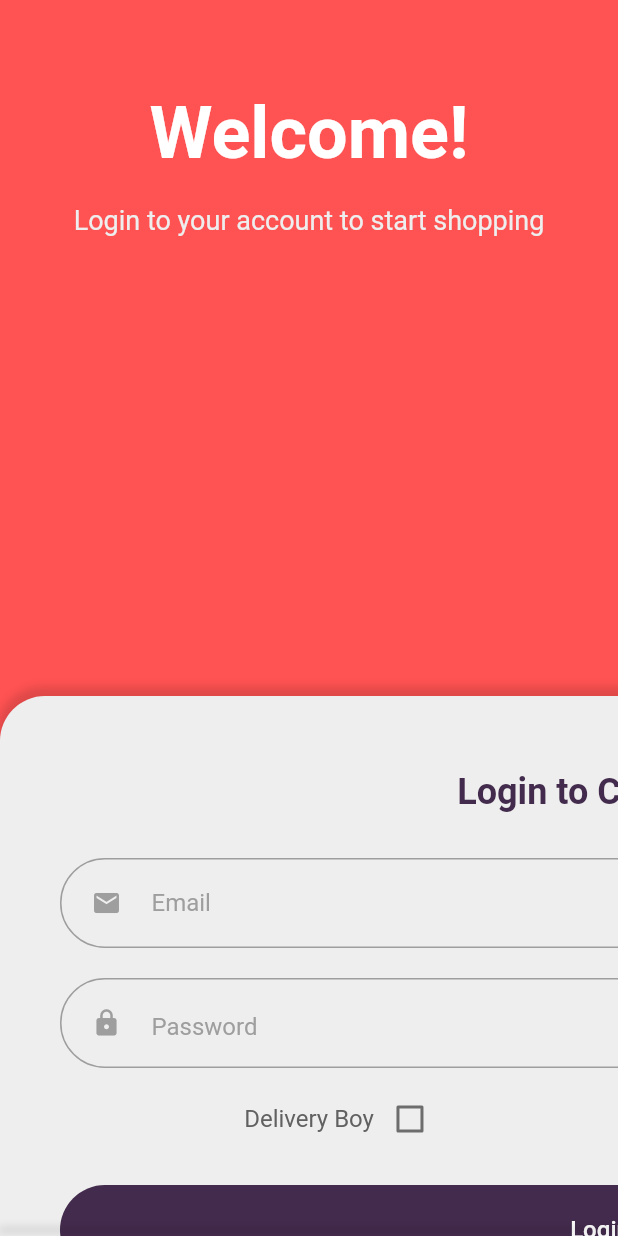
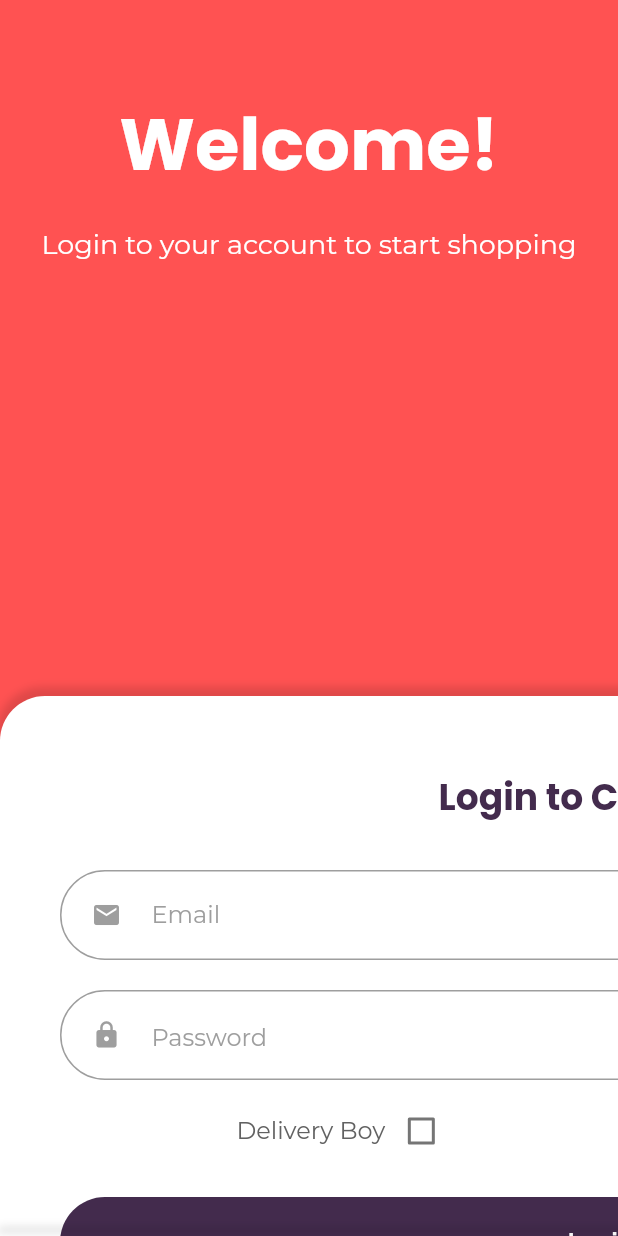
Before and after one commit to Fast-n-fresh/fast-n-fresh-app, a Flutter app: the HomePage screen opened directly, after a tap on the "logout" icon, on a phone screen of 412 x 824 dp. Run offline on Flutter 3.47's test engine with Material 2 defaults, Android fonts, the light colour scheme and no system bars; our stand-ins replace email_validator, flutter_svg, google_fonts, shared_preferences, toast; accounts and stored records are empty.

Commit message:
Added Google Fonts

```diff
--- a/lib/pages/home_page.dart
+++ b/lib/pages/home_page.dart
@@ -1,4 +1,5 @@
 import 'package:flutter/material.dart';
+import 'package:google_fonts/google_fonts.dart';
 import 'package:natures_delicacies/pages/user_login_register.dart';
 import 'package:shared_preferences/shared_preferences.dart';
 
@@ -27,7 +28,10 @@ class _HomePageState extends State<HomePage> {
           },
         ),
         body: Center(
-          child: Text('Home Page'),
+          child: Text(
+            'Home Page',
+            style: GoogleFonts.montserrat(),
+          ),
         ),
       ),
     );
--- a/lib/pages/onboarding.dart
+++ b/lib/pages/onboarding.dart
@@ -1,5 +1,6 @@
 import 'package:flutter/material.dart';
 import 'package:flutter_svg/flutter_svg.dart';
+import 'package:google_fonts/google_fonts.dart';
 import 'package:natures_delicacies/models/onboarding_model.dart';
 import 'package:natures_delicacies/pages/user_login_register.dart';
 import 'package:shared_preferences/shared_preferences.dart';
@@ -58,7 +59,7 @@ class _OnboardingState extends State<Onboarding> {
                         ),
                         Text(
                           onboardingContent[i].title,
-                          style: TextStyle(
+                          style: GoogleFonts.poppins(
                             fontSize: 30,
                             fontWeight: FontWeight.bold,
                           ),
@@ -69,7 +70,7 @@ class _OnboardingState extends State<Onboarding> {
                         Text(
                           onboardingContent[i].description,
                           textAlign: TextAlign.center,
-                          style: TextStyle(
+                          style: GoogleFonts.montserrat(
                             fontSize: 18,
                             color: Colors.grey,
                           ),
@@ -99,8 +100,10 @@ class _OnboardingState extends State<Onboarding> {
                 currentindex == onboardingContent.length - 1
                     ? 'Continue'
                     : 'Next',
-                style: TextStyle(
+                style: GoogleFonts.raleway(
                   color: Colors.white,
+                  fontWeight: FontWeight.w700,
+                  fontSize: 16,
                 ),
               ),
               onPressed: () async {
--- a/lib/pages/user_login_register.dart
+++ b/lib/pages/user_login_register.dart
@@ -3,6 +3,7 @@ import 'dart:ui';
 import 'package:email_validator/email_validator.dart';
 import 'package:flutter/cupertino.dart';
 import 'package:flutter/material.dart';
+import 'package:google_fonts/google_fonts.dart';
 import 'package:natures_delicacies/models/user_login.dart';
 import 'package:natures_delicacies/models/user_register.dart';
 import 'package:natures_delicacies/network/networking.dart';
@@ -99,7 +100,7 @@ class _UserLoginRegisterState extends State<UserLoginRegister> {
                     ),
                     Text(
                       'Welcome!',
-                      style: TextStyle(
+                      style: GoogleFonts.poppins(
                         fontSize: 48,
                         fontWeight: FontWeight.bold,
                         color: Colors.white,
@@ -110,10 +111,10 @@ class _UserLoginRegisterState extends State<UserLoginRegister> {
                     ),
                     Text(
                       'Login to your account to start shopping',
-                      style: TextStyle(
+                      style: GoogleFonts.montserrat(
                         fontSize: 18,
                         fontWeight: FontWeight.normal,
-                        color: Colors.grey[200],
+                        color: Colors.white,
                       ),
                     ),
                     SizedBox(
@@ -145,7 +146,7 @@ class _UserLoginRegisterState extends State<UserLoginRegister> {
                         topLeft: Radius.circular(30),
                         topRight: Radius.circular(30),
                       ),
-                      color: Colors.grey[200],
+                      color: Colors.white,
                     ),
                     child: SingleChildScrollView(
                       child: Column(
@@ -156,7 +157,7 @@ class _UserLoginRegisterState extends State<UserLoginRegister> {
                             padding: EdgeInsets.only(top: 50, bottom: 20),
                             child: Text(
                               'Login to Continue',
-                              style: TextStyle(
+                              style: GoogleFonts.poppins(
                                 color: Theme.of(context).buttonColor,
                                 fontSize: 24,
                                 fontWeight: FontWeight.bold,
@@ -169,7 +170,7 @@ class _UserLoginRegisterState extends State<UserLoginRegister> {
                             margin: EdgeInsets.symmetric(
                                 vertical: 10, horizontal: 40),
                             decoration: BoxDecoration(
-                              color: Colors.grey[200],
+                              color: Colors.white,
                               border: Border.all(
                                 color: Colors.grey,
                               ),
@@ -187,11 +188,13 @@ class _UserLoginRegisterState extends State<UserLoginRegister> {
                                 ),
                                 Expanded(
                                   child: TextField(
+                                    textCapitalization: TextCapitalization.none,
+                                    style: GoogleFonts.montserrat(),
                                     controller: loginEmailController,
                                     decoration: InputDecoration(
                                       border: InputBorder.none,
                                       hintText: 'Email',
-                                      hintStyle: TextStyle(
+                                      hintStyle: GoogleFonts.montserrat(
                                         color: Colors.grey,
                                       ),
                                     ),
@@ -206,7 +209,7 @@ class _UserLoginRegisterState extends State<UserLoginRegister> {
                             margin: EdgeInsets.symmetric(
                                 vertical: 10, horizontal: 40),
                             decoration: BoxDecoration(
-                              color: Colors.grey[200],
+                              color: Colors.white,
                               border: Border.all(
                                 color: Colors.grey,
                               ),
@@ -225,13 +228,15 @@ class _UserLoginRegisterState extends State<UserLoginRegister> {
                                 ),
                                 Expanded(
                                   child: TextField(
+                                    textCapitalization: TextCapitalization.none,
+                                    style: GoogleFonts.montserrat(),
                                     textAlignVertical: TextAlignVertical.center,
                                     controller: loginPasswordController,
                                     obscureText: _isLoginPasswordHidden,
                                     decoration: InputDecoration(
                                       border: InputBorder.none,
                                       hintText: 'Password',
-                                      hintStyle: TextStyle(
+                                      hintStyle: GoogleFonts.montserrat(
                                         color: Colors.grey,
                                       ),
                                       suffix: Padding(
@@ -269,7 +274,7 @@ class _UserLoginRegisterState extends State<UserLoginRegister> {
                                   children: [
                                     Text(
                                       'Delivery Boy',
-                                      style: TextStyle(
+                                      style: GoogleFonts.montserrat(
                                         fontSize: 16,
                                         color: Colors.grey[700],
                                       ),
@@ -290,7 +295,7 @@ class _UserLoginRegisterState extends State<UserLoginRegister> {
                                   children: [
                                     Text(
                                       'Admin',
-                                      style: TextStyle(
+                                      style: GoogleFonts.montserrat(
                                         fontSize: 16,
                                         color: Colors.grey[700],
                                       ),
@@ -408,9 +413,10 @@ class _UserLoginRegisterState extends State<UserLoginRegister> {
                               },
                               child: Text(
                                 'Login',
-                                style: TextStyle(
+                                style: GoogleFonts.raleway(
                                   color: Colors.white,
                                   fontSize: 16,
+                                  fontWeight: FontWeight.w700,
                                 ),
                               ),
                               style: TextButton.styleFrom(
@@ -426,7 +432,9 @@ class _UserLoginRegisterState extends State<UserLoginRegister> {
                             children: [
                               Text(
                                 'Don\'t have an account?',
-                                style: TextStyle(fontSize: 18),
+                                style: GoogleFonts.montserrat(
+                                  fontSize: 18,
+                                ),
                               ),
                               TextButton(
                                 onPressed: () {
@@ -439,9 +447,9 @@ class _UserLoginRegisterState extends State<UserLoginRegister> {
                                 },
                                 child: Text(
                                   'REGISTER',
-                                  style: TextStyle(
+                                  style: GoogleFonts.montserrat(
                                     fontSize: 18,
-                                    fontWeight: FontWeight.bold,
+                                    fontWeight: FontWeight.w600,
                                   ),
                                 ),
                               )
@@ -467,7 +475,7 @@ class _UserLoginRegisterState extends State<UserLoginRegister> {
                     ),
                     Text(
                       'Register!',
-                      style: TextStyle(
+                      style: GoogleFonts.poppins(
                         fontSize: 48,
                         fontWeight: FontWeight.bold,
                         color: Colors.white,
@@ -478,10 +486,10 @@ class _UserLoginRegisterState extends State<UserLoginRegister> {
                     ),
                     Text(
                       'Sign up to continue',
-                      style: TextStyle(
+                      style: GoogleFonts.montserrat(
                         fontSize: 18,
                         fontWeight: FontWeight.normal,
-                        color: Colors.grey[200],
+                        color: Colors.white,
                       ),
                     ),
                     SizedBox(
@@ -513,7 +521,7 @@ class _UserLoginRegisterState extends State<UserLoginRegister> {
                         topLeft: Radius.circular(30),
                         topRight: Radius.circular(30),
                       ),
-                      color: Colors.grey[200],
+                      color: Colors.white,
                     ),
                     child: SingleChildScrollView(
                       child: Column(
@@ -524,38 +532,60 @@ class _UserLoginRegisterState extends State<UserLoginRegister> {
                             padding: EdgeInsets.only(top: 50, bottom: 20),
                             child: Text(
                               'Create a new account',
-                              style: TextStyle(
+                              style: GoogleFonts.poppins(
                                 color: Theme.of(context).buttonColor,
                                 fontSize: 24,
                                 fontWeight: FontWeight.bold,
                               ),
                             ),
                           ),
-                          buildTextField(context, 'First Name', Icons.person,
-                              TextInputType.name, registerFirstNameController),
-                          buildTextField(context, 'Last Name', Icons.person,
-                              TextInputType.name, registerLastNameController),
-                          buildTextField(context, 'Mobile Number', Icons.phone,
-                              TextInputType.phone, registerPhoneController),
+                          buildTextField(
+                            context,
+                            'First Name',
+                            Icons.person,
+                            TextInputType.name,
+                            registerFirstNameController,
+                            TextCapitalization.words,
+                          ),
+                          buildTextField(
+                            context,
+                            'Last Name',
+                            Icons.person,
+                            TextInputType.name,
+                            registerLastNameController,
+                            TextCapitalization.words,
+                          ),
+                          buildTextField(
+                            context,
+                            'Mobile Number',
+                            Icons.phone,
+                            TextInputType.phone,
+                            registerPhoneController,
+                            TextCapitalization.none,
+                          ),
                           buildTextField(
                             context,
                             'Username',
                             Icons.alternate_email,
                             TextInputType.name,
-                              registerUsernameController),
+                            registerUsernameController,
+                            TextCapitalization.words,
+                          ),
                           buildTextField(
                             context,
                             'Email',
                             Icons.mail,
                             TextInputType.emailAddress,
-                              registerEmailController),
+                            registerEmailController,
+                            TextCapitalization.none,
+                          ),
                           Container(
                             width: screenWidth,
                             height: 60,
                             margin: EdgeInsets.symmetric(
                                 vertical: 10, horizontal: 40),
                             decoration: BoxDecoration(
-                              color: Colors.grey[200],
+                              color: Colors.white,
                               border: Border.all(
                                 color: Colors.grey,
                               ),
@@ -574,12 +604,14 @@ class _UserLoginRegisterState extends State<UserLoginRegister> {
                                 ),
                                 Expanded(
                                   child: TextField(
+                                    textCapitalization: TextCapitalization.none,
+                                    style: GoogleFonts.montserrat(),
                                     controller: registerPasswordController,
                                     obscureText: _isRegisterPasswordHidden,
                                     decoration: InputDecoration(
                                       border: InputBorder.none,
                                       hintText: 'Password',
-                                      hintStyle: TextStyle(
+                                      hintStyle: GoogleFonts.montserrat(
                                         color: Colors.grey,
                                       ),
                                       suffix: Padding(
@@ -612,7 +644,7 @@ class _UserLoginRegisterState extends State<UserLoginRegister> {
                             margin: EdgeInsets.symmetric(
                                 vertical: 10, horizontal: 40),
                             decoration: BoxDecoration(
-                              color: Colors.grey[200],
+                              color: Colors.white,
                               border: Border.all(
                                 color: Colors.grey,
                               ),
@@ -625,12 +657,14 @@ class _UserLoginRegisterState extends State<UserLoginRegister> {
                                   width: 60,
                                   child: Icon(
                                     Icons.lock,
-                                    size: 30,
+                                    size: 20,
                                     color: Colors.grey,
                                   ),
                                 ),
                                 Expanded(
                                   child: TextField(
+                                    textCapitalization: TextCapitalization.none,
+                                    style: GoogleFonts.montserrat(),
                                     controller:
                                         registerConfirmPasswordController,
                                     obscureText:
@@ -638,7 +672,7 @@ class _UserLoginRegisterState extends State<UserLoginRegister> {
                                     decoration: InputDecoration(
                                       border: InputBorder.none,
                                       hintText: 'Confirm Password',
-                                      hintStyle: TextStyle(
+                                      hintStyle: GoogleFonts.montserrat(
                                         color: Colors.grey,
                                       ),
                                       suffix: Padding(
@@ -670,7 +704,9 @@ class _UserLoginRegisterState extends State<UserLoginRegister> {
                             'Address',
                             Icons.location_on_rounded,
                             TextInputType.streetAddress,
-                              registerAddressController),
+                            registerAddressController,
+                            TextCapitalization.sentences,
+                          ),
                           Container(
                             width: screenWidth,
                             height: 60,
@@ -780,8 +816,9 @@ class _UserLoginRegisterState extends State<UserLoginRegister> {
                               },
                               child: Text(
                                 'Register',
-                                style: TextStyle(
+                                style: GoogleFonts.raleway(
                                   color: Colors.white,
+                                  fontWeight: FontWeight.w700,
                                   fontSize: 16,
                                 ),
                               ),
@@ -798,7 +835,9 @@ class _UserLoginRegisterState extends State<UserLoginRegister> {
                             children: [
                               Text(
                                 'Already have an account?',
-                                style: TextStyle(fontSize: 18),
+                                style: GoogleFonts.montserrat(
+                                  fontSize: 18,
+                                ),
                               ),
                               TextButton(
                                 onPressed: () {
@@ -811,9 +850,9 @@ class _UserLoginRegisterState extends State<UserLoginRegister> {
                                 },
                                 child: Text(
                                   'LOGIN',
-                                  style: TextStyle(
+                                  style: GoogleFonts.montserrat(
                                     fontSize: 18,
-                                    fontWeight: FontWeight.bold,
+                                    fontWeight: FontWeight.w600,
                                   ),
                                 ),
                               )
@@ -835,14 +874,19 @@ class _UserLoginRegisterState extends State<UserLoginRegister> {
     );
   }
 
-  Container buildTextField(BuildContext context, String hint, IconData icon,
-      TextInputType type, TextEditingController controller) {
+  Container buildTextField(
+      BuildContext context,
+      String hint,
+      IconData icon,
+      TextInputType type,
+      TextEditingController controller,
+      TextCapitalization caps) {
     return Container(
       width: screenWidth,
       height: 60,
       margin: EdgeInsets.symmetric(vertical: 10, horizontal: 40),
       decoration: BoxDecoration(
-        color: Colors.grey[200],
+        color: Colors.white,
         border: Border.all(
           color: Colors.grey,
         ),
@@ -860,12 +904,14 @@ class _UserLoginRegisterState extends State<UserLoginRegister> {
           ),
           Expanded(
             child: TextField(
+              textCapitalization: caps,
+              style: GoogleFonts.montserrat(),
               controller: controller,
               keyboardType: type,
               decoration: InputDecoration(
                 border: InputBorder.none,
                 hintText: '$hint',
-                hintStyle: TextStyle(
+                hintStyle: GoogleFonts.montserrat(
                   color: Colors.grey,
                 ),
               ),
```
Also changed, not shown: lib/main.dart (+4 -3 lines). Lines whose indentation alone changed are shown as unchanged.
